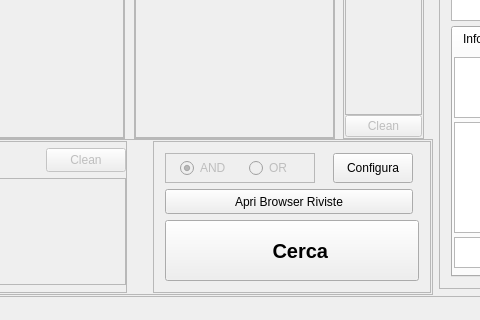
Above: lescienze500.ui from simon-r/LeScienze500 before the change; both pictures show x 136 to 616 and y 421 to 741 of the 1098 by 741 pixel window. Below: the same form after it.
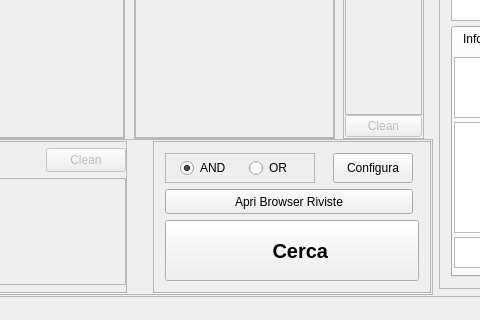
That is the form after the change. Icons and pictures are not drawn.

Patch:
```diff
--- a/lescienze500.ui
+++ b/lescienze500.ui
@@ -1270,7 +1270,7 @@
                  <item row="2" column="0">
                   <widget class="QFrame" name="AND_OR_Frame">
                    <property name="enabled">
-                    <bool>false</bool>
+                    <bool>true</bool>
                    </property>
                    <property name="minimumSize">
                     <size>
```
Left out of the diff: 11 changed lines with no effect on the pictures.
